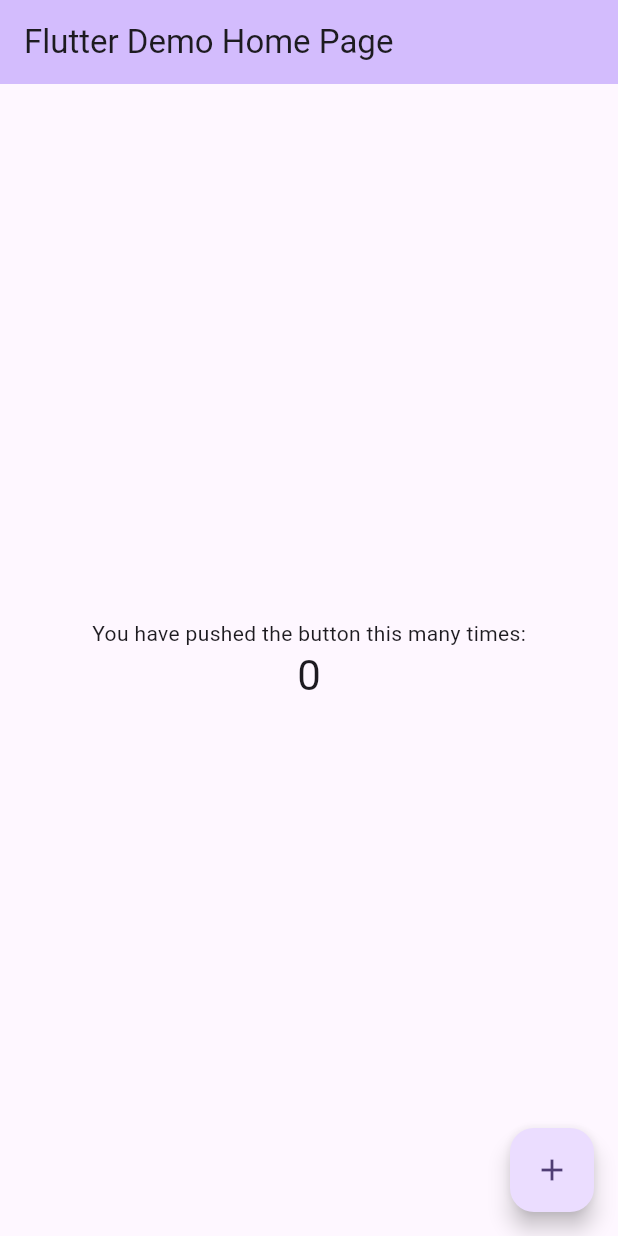
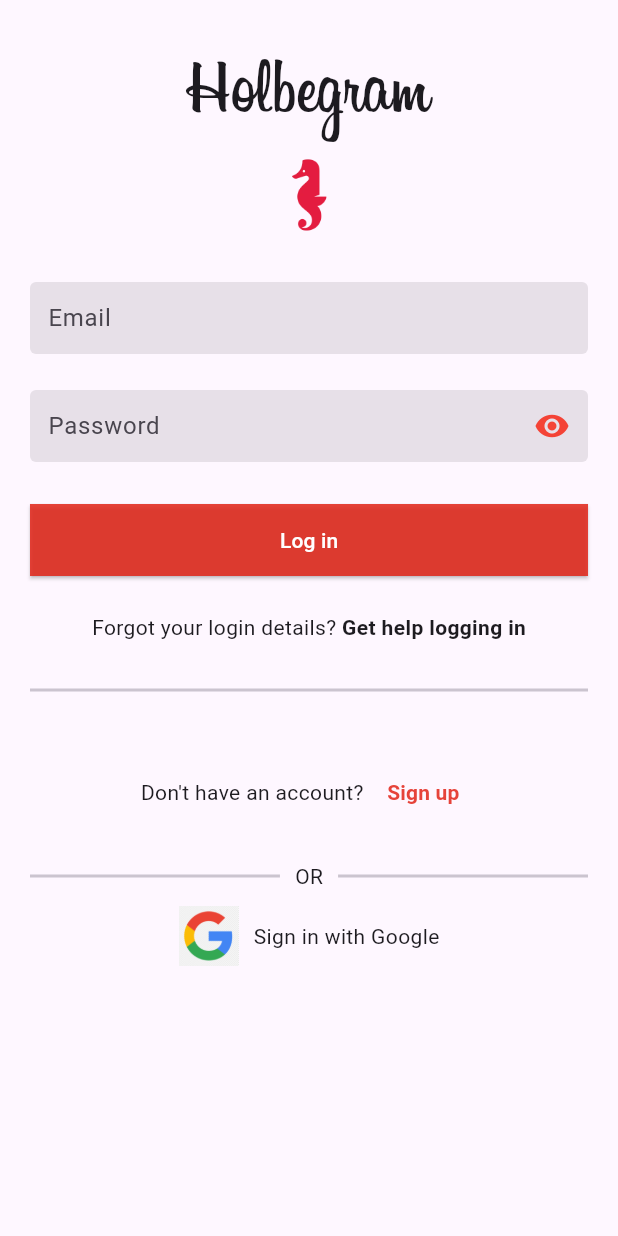
Before and after one commit to NathalieMet/holbertonschool-holbegram, a Flutter app: the screen it shows after launch, on a phone screen of 412 x 824 dp. Run offline on Flutter 3.47's test engine with Material 3 defaults, Android fonts, the phone set to English and light mode, and no system bars; our stand-ins replace firebase_core; accounts and stored records are empty.

Commit message:
add task 2 holbgegram

```diff
--- a/holbegram/lib/main.dart
+++ b/holbegram/lib/main.dart
@@ -1,5 +1,6 @@
 import 'package:flutter/material.dart';
 import 'package:firebase_core/firebase_core.dart';
+import './screens/login_screen.dart';
 
 Future main() async {
   WidgetsFlutterBinding.ensureInitialized();
@@ -14,115 +15,15 @@ class MyApp extends StatelessWidget {
   @override
   Widget build(BuildContext context) {
     return MaterialApp(
-      title: 'Flutter Demo',
+      title: 'Holbegram',
       theme: ThemeData(
-        // This is the theme of your application.
-        //
-        // TRY THIS: Try running your application with "flutter run". You'll see
-        // the application has a purple toolbar. Then, without quitting the app,
-        // try changing the seedColor in the colorScheme below to Colors.green
-        // and then invoke "hot reload" (save your changes or press the "hot
-        // reload" button in a Flutter-supported IDE, or press "r" if you used
-        // the command line to start the app).
-        //
-        // Notice that the counter didn't reset back to zero; the application
-        // state is not lost during the reload. To reset the state, use hot
-        // restart instead.
-        //
-        // This works for code too, not just values: Most code changes can be
-        // tested with just a hot reload.
         colorScheme: ColorScheme.fromSeed(seedColor: Colors.deepPurple),
         useMaterial3: true,
       ),
-      home: const MyHomePage(title: 'Flutter Demo Home Page'),
+      home: LoginScreen(
+        emailController: TextEditingController(),
+        passwordController: TextEditingController(),
+      ),
     );
   }
 }
-
-class MyHomePage extends StatefulWidget {
-  const MyHomePage({super.key, required this.title});
-
-  // This widget is the home page of your application. It is stateful, meaning
-  // that it has a State object (defined below) that contains fields that affect
-  // how it looks.
-
-  // This class is the configuration for the state. It holds the values (in this
-  // case the title) provided by the parent (in this case the App widget) and
-  // used by the build method of the State. Fields in a Widget subclass are
-  // always marked "final".
-
-  final String title;
-
-  @override
-  State<MyHomePage> createState() => _MyHomePageState();
-}
-
-class _MyHomePageState extends State<MyHomePage> {
-  int _counter = 0;
-
-  void _incrementCounter() {
-    setState(() {
-      // This call to setState tells the Flutter framework that something has
-      // changed in this State, which causes it to rerun the build method below
-      // so that the display can reflect the updated values. If we changed
-      // _counter without calling setState(), then the build method would not be
-      // called again, and so nothing would appear to happen.
-      _counter++;
-    });
-  }
-
-  @override
-  Widget build(BuildContext context) {
-    // This method is rerun every time setState is called, for instance as done
-    // by the _incrementCounter method above.
-    //
-    // The Flutter framework has been optimized to make rerunning build methods
-    // fast, so that you can just rebuild anything that needs updating rather
-    // than having to individually change instances of widgets.
-    return Scaffold(
-      appBar: AppBar(
-        // TRY THIS: Try changing the color here to a specific color (to
-        // Colors.amber, perhaps?) and trigger a hot reload to see the AppBar
-        // change color while the other colors stay the same.
-        backgroundColor: Theme.of(context).colorScheme.inversePrimary,
-        // Here we take the value from the MyHomePage object that was created by
-        // the App.build method, and use it to set our appbar title.
-        title: Text(widget.title),
-      ),
-      body: Center(
-        // Center is a layout widget. It takes a single child and positions it
-        // in the middle of the parent.
-        child: Column(
-          // Column is also a layout widget. It takes a list of children and
-          // arranges them vertically. By default, it sizes itself to fit its
-          // children horizontally, and tries to be as tall as its parent.
-          //
-          // Column has various properties to control how it sizes itself and
-          // how it positions its children. Here we use mainAxisAlignment to
-          // center the children vertically; the main axis here is the vertical
-          // axis because Columns are vertical (the cross axis would be
-          // horizontal).
-          //
-          // TRY THIS: Invoke "debug painting" (choose the "Toggle Debug Paint"
-          // action in the IDE, or press "p" in the console), to see the
-          // wireframe for each widget.
-          mainAxisAlignment: MainAxisAlignment.center,
-          children: <Widget>[
-            const Text(
-              'You have pushed the button this many times:',
-            ),
-            Text(
-              '$_counter',
-              style: Theme.of(context).textTheme.headlineMedium,
-            ),
-          ],
-        ),
-      ),
-      floatingActionButton: FloatingActionButton(
-        onPressed: _incrementCounter,
-        tooltip: 'Increment',
-        child: const Icon(Icons.add),
-      ), // This trailing comma makes auto-formatting nicer for build methods.
-    );
-  }
-}
--- a/holbegram/lib/screens/login_screen.dart
+++ b/holbegram/lib/screens/login_screen.dart
@@ -0,0 +1,186 @@
+import 'package:flutter/material.dart';
+import '../widgets/text_field.dart';
+
+class LoginScreen extends StatefulWidget {
+  final TextEditingController emailController;
+  final TextEditingController passwordController;
+
+  const LoginScreen({
+    super.key,
+    required this.emailController,
+    required this.passwordController,
+  });
+
+  @override
+  _LoginScreenState createState() => _LoginScreenState();
+}
+
+class _LoginScreenState extends State<LoginScreen> {
+  late bool _passwordVisible;
+
+  @override
+  void initState() {
+    super.initState();
+    _passwordVisible = true; // Initialisation du mot de passe visible
+  }
+
+  @override
+  void dispose() {
+    widget.emailController.dispose();
+    widget.passwordController.dispose();
+    super.dispose();
+  }
+
+  @override
+  Widget build(BuildContext context) {
+    return Scaffold(
+      body: SingleChildScrollView(
+        child: Column(
+          mainAxisSize: MainAxisSize.min,
+          mainAxisAlignment: MainAxisAlignment.center,
+          children: [
+            const SizedBox(height: 28),
+            const Text(
+              'Holbegram',
+              style: TextStyle(
+                fontFamily: 'Billabong',
+                fontSize: 50,
+              ),
+            ),
+            const Image(
+              image: AssetImage('assets/images/logo.webp'),
+              width: 80,
+              height: 60,
+            ),
+            Padding(
+              padding: const EdgeInsets.symmetric(horizontal: 20),
+              child: Column(
+                children: [
+                  const SizedBox(height: 28),
+                  // Champ Email
+                  TextFieldInput(
+                    controller: widget.emailController,
+                    ispassword: false,
+                    hintText: 'Email',
+                    keyboardType: TextInputType.emailAddress,
+                  ),
+                  const SizedBox(height: 24),
+                  // Champ Mot de passe
+                  TextFieldInput(
+                    controller: widget.passwordController,
+                    ispassword: !_passwordVisible,
+                    hintText: 'Password',
+                    keyboardType: TextInputType.visiblePassword,
+                    suffixIcon: IconButton(
+                      icon: Icon(
+                        _passwordVisible
+                            ? Icons.visibility
+                            : Icons.visibility_off,
+                          color: Colors.red,
+                      ),
+                      onPressed: () {
+                        setState(() {
+                          _passwordVisible = !_passwordVisible;
+                        });
+                      },
+                    ),
+                  ),
+                  const SizedBox(height: 28),
+                  // Bouton "Log in"
+                  SizedBox(
+                    height: 48,
+                    width: double.infinity,
+                    child: ElevatedButton(
+                      style: ButtonStyle(
+                        backgroundColor: WidgetStateProperty.all(
+                          const Color.fromARGB(218, 226, 37, 24),
+                        ),
+                        shape: WidgetStateProperty.all(
+                          const RoundedRectangleBorder(
+                          borderRadius: BorderRadius.zero, // Définit les bords carrés
+                            ),
+                          ),
+                      ),
+                      onPressed: () {
+                        // Action à définir
+                      },
+                      child: const Text(
+                        'Log in',
+                        style: TextStyle(color: Colors.white),
+                      ),
+                    ),
+                  ),
+                  const SizedBox(height: 24),
+                  // Texte pour "Forgot your login details?"
+                  const Row(
+                    mainAxisAlignment: MainAxisAlignment.center,
+                    children: [
+                      Text('Forgot your login details? '),
+                      Text(
+                        'Get help logging in',
+                        style: TextStyle(fontWeight: FontWeight.bold),
+                      ),
+                    ],
+                  ),
+                  const SizedBox(height: 24),
+                  // Divider
+                  const Divider(thickness: 2),
+                  const SizedBox(height: 24),
+                  // Texte pour s'inscrire
+                  Padding(
+                    padding: const EdgeInsets.symmetric(vertical: 12),
+                    child: Row(
+                      mainAxisAlignment: MainAxisAlignment.center,
+                      children: [
+                        const Text("Don't have an account? "),
+                        TextButton(
+                          onPressed: () {
+                            // Action à définir
+                          },
+                          child: const Text(
+                            'Sign up',
+                            style: TextStyle(
+                              fontWeight: FontWeight.bold,
+                              color: Color.fromARGB(218, 226, 37, 24),
+                            ),
+                          ),
+                        ),
+                      ],
+                    ),
+                  ),
+                  const SizedBox(height: 10),
+                  // Ligne de séparation "OR"
+                  const Row(
+                    children: [
+                      Flexible(child: Divider(thickness: 2)),
+                      Padding(
+                        padding: EdgeInsets.symmetric(horizontal: 10),
+                        child: Text('OR'),
+                      ),
+                      Flexible(child: Divider(thickness: 2)),
+                    ],
+                  ),
+                  const SizedBox(height: 10),
+                  // Bouton "Sign in with Google"
+                  Row(
+                    mainAxisSize: MainAxisSize.min,
+                    mainAxisAlignment: MainAxisAlignment.center,
+                    children: [
+                        Image.asset(
+                        'assets/images/google.png',
+                        width: 40,
+                        height: 40,
+    ),
+                      const SizedBox(width: 10),
+                      const Text('Sign in with Google'),
+                    ],
+                  ),
+                ],
+              ),
+            ),
+          ],
+        ),
+      ),
+    );
+  }
+}
--- a/holbegram/lib/widgets/text_field.dart
+++ b/holbegram/lib/widgets/text_field.dart
@@ -8,13 +8,13 @@ class TextFieldInput extends StatelessWidget {
   final TextInputType keyboardType;
 
   const TextFieldInput({
-     Key? key,
+      super.key,
       required this.controller,
       required this.ispassword,
       required this.hintText,
       this.suffixIcon,
       required this.keyboardType,
-  }) : super(key: key);
+  });
 
   @override
   Widget build(BuildContext context) {
@@ -45,7 +45,7 @@ class TextFieldInput extends StatelessWidget {
           ),
         ),
         filled : true,
-        contentPadding : EdgeInsets.all(8),
+        contentPadding : const EdgeInsets.all(8),
       suffixIcon: suffixIcon,
     ),
     );
```
Also changed, not shown: holbegram/pubspec.yaml (+9 -0 lines), holbegram/assets/fonts/Billabong.ttf (added), holbegram/assets/fonts/InstagramSans.ttf (added), holbegram/assets/images/google.png (added), holbegram/assets/images/logo.webp (added).
